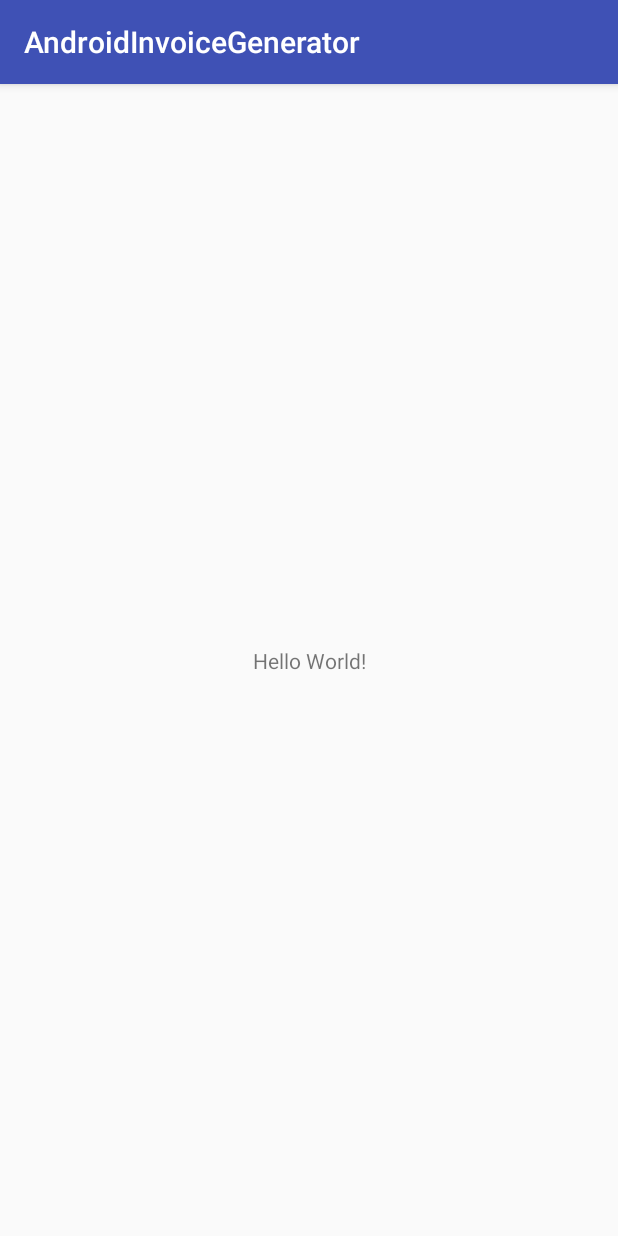
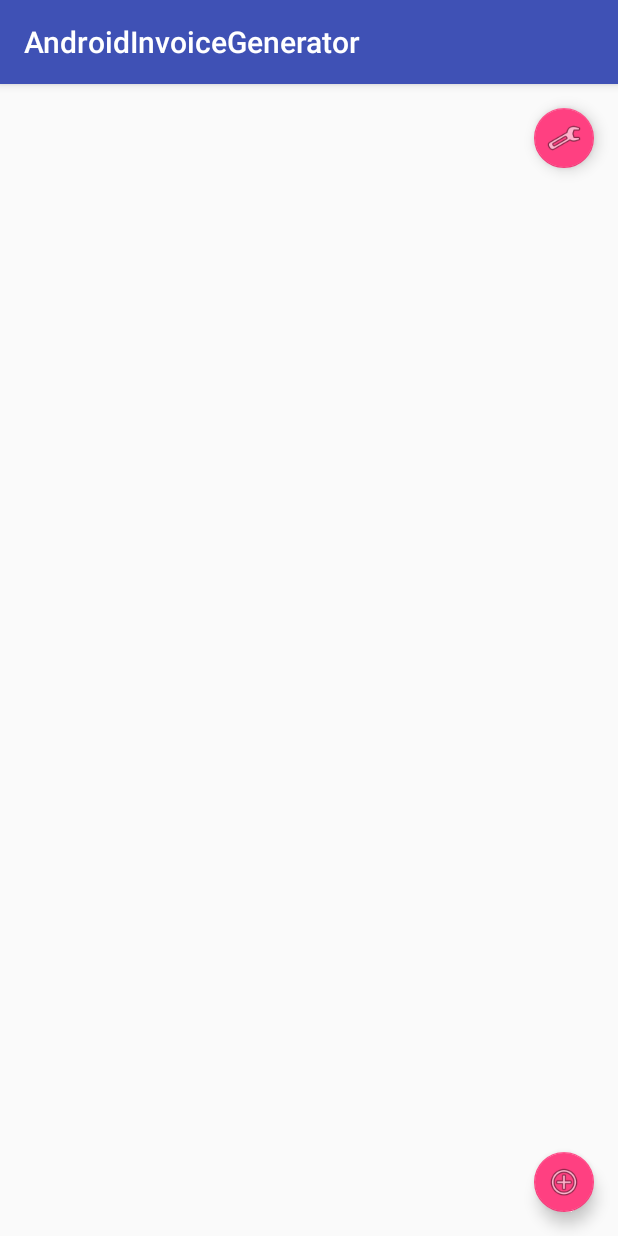
Before and after one commit to Garret29/AndroidInvoiceGenerator, an Android app: the screen it shows after launch (MainActivity), on a phone screen of 412 x 824 dp. Run offline under Robolectric (Android 15) with nearby library versions, the phone set to English and light mode, and no system bars.

Commit message:
added main activity layout

```diff
--- a/app/build.gradle
+++ b/app/build.gradle
@@ -26,5 +26,6 @@ dependencies {
     })
     compile 'com.android.support:appcompat-v7:25.3.1'
     compile 'com.android.support.constraint:constraint-layout:1.0.2'
+    compile 'com.android.support:design:25.3.1'
     testCompile 'junit:junit:4.12'
 }
--- a/app/src/main/AndroidManifest.xml
+++ b/app/src/main/AndroidManifest.xml
@@ -12,7 +12,6 @@
         <activity android:name=".MainActivity">
             <intent-filter>
                 <action android:name="android.intent.action.MAIN" />
-
                 <category android:name="android.intent.category.LAUNCHER" />
             </intent-filter>
         </activity>
--- a/app/src/main/java/uek/krakow/pl/androidinvoicegenerator/MainActivity.java
+++ b/app/src/main/java/uek/krakow/pl/androidinvoicegenerator/MainActivity.java
@@ -2,12 +2,46 @@ package uek.krakow.pl.androidinvoicegenerator;
 
 import android.support.v7.app.AppCompatActivity;
 import android.os.Bundle;
+import android.view.View;
+import android.widget.ArrayAdapter;
+import android.widget.ListView;
+
+import java.util.ArrayList;
+import java.util.HashMap;
+
+import uek.krakow.pl.androidinvoicegenerator.generator.Invoice;
 
 public class MainActivity extends AppCompatActivity {
+
+    private HashMap<String, Invoice> invoicesMap;
+    private  ArrayList<String> invoices;
+    private ArrayAdapter<String> adapter;
 
     @Override
     protected void onCreate(Bundle savedInstanceState) {
         super.onCreate(savedInstanceState);
         setContentView(R.layout.activity_main);
+
+        invoices = new ArrayList<>();
+        invoicesMap = new HashMap<>();
+        adapter = new ArrayAdapter<String>(this, android.R.layout.simple_list_item_1, invoices);
+        ListView listView = (ListView)findViewById(R.id.list);
+        listView.setAdapter(adapter);
     }
+
+    public void add(View view) {
+        invoices.add("hehe");
+        adapter.notifyDataSetChanged();
+    }
+
+
+
+
+
+
+    public ArrayList<String> getInvoices() {
+        return invoices;
+    }
+
+
 }
--- /dev/null
+++ b/app/src/main/java/uek/krakow/pl/androidinvoicegenerator/generator/Invoice.java
@@ -0,0 +1,8 @@
+package uek.krakow.pl.androidinvoicegenerator.generator;
+
+/**
+ * Created by Szymon on 26.05.2017.
+ */
+
+public class Invoice {
+}
--- a/app/src/main/res/layout/activity_main.xml
+++ b/app/src/main/res/layout/activity_main.xml
@@ -6,13 +6,42 @@
     android:layout_height="match_parent"
     tools:context="uek.krakow.pl.androidinvoicegenerator.MainActivity">
 
-    <TextView
+    <ListView
+        android:id="@+id/list"
+        android:layout_width="400dp"
+        android:layout_height="0dp"
+        app:layout_constraintLeft_toLeftOf="parent"
+        app:layout_constraintRight_toRightOf="parent"
+        app:layout_constraintTop_toTopOf="parent"
+        tools:layout_constraintLeft_creator="1"
+        tools:layout_constraintRight_creator="1"
+        tools:layout_constraintTop_creator="1" />
+
+    <android.support.design.widget.FloatingActionButton
+        android:id="@+id/prefButton"
         android:layout_width="wrap_content"
         android:layout_height="wrap_content"
-        android:text="Hello World!"
+        android:layout_marginRight="16dp"
+        android:layout_marginTop="16dp"
+        android:clickable="true"
+        app:fabSize="mini"
+        app:layout_constraintRight_toRightOf="parent"
+        app:layout_constraintTop_toTopOf="parent"
+        app:srcCompat="@android:drawable/ic_menu_preferences"
+        android:layout_marginEnd="16dp" />
+
+    <android.support.design.widget.FloatingActionButton
+        android:id="@+id/newButton"
+        android:layout_width="wrap_content"
+        android:layout_height="wrap_content"
+        android:layout_marginBottom="16dp"
+        android:layout_marginEnd="16dp"
+        android:layout_marginRight="16dp"
+        android:clickable="true"
+        android:onClick="add"
+        app:fabSize="mini"
         app:layout_constraintBottom_toBottomOf="parent"
-        app:layout_constraintLeft_toLeftOf="parent"
         app:layout_constraintRight_toRightOf="parent"
-        app:layout_constraintTop_toTopOf="parent" />
+        app:srcCompat="@android:drawable/ic_menu_add" />
 
 </android.support.constraint.ConstraintLayout>
--- a/app/src/main/res/values/strings.xml
+++ b/app/src/main/res/values/strings.xml
@@ -1,3 +1,4 @@
 <resources>
     <string name="app_name">AndroidInvoiceGenerator</string>
+    <string name="title_activity_main2">MainActivity</string>
 </resources>
--- a/app/src/main/res/values/styles.xml
+++ b/app/src/main/res/values/styles.xml
@@ -8,4 +8,13 @@
         <item name="colorAccent">@color/colorAccent</item>
     </style>
 
+    <style name="AppTheme.NoActionBar">
+        <item name="windowActionBar">false</item>
+        <item name="windowNoTitle">true</item>
+    </style>
+
+    <style name="AppTheme.AppBarOverlay" parent="ThemeOverlay.AppCompat.Dark.ActionBar" />
+
+    <style name="AppTheme.PopupOverlay" parent="ThemeOverlay.AppCompat.Light" />
+
 </resources>
```
Also changed, not shown: 1 other file.
